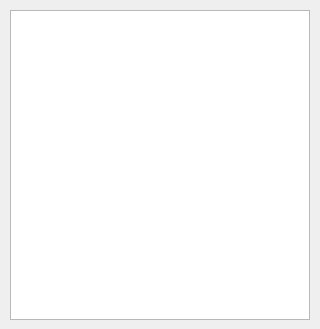
Above: Frontend/Main/UiFiles/Friends_list_window.ui from sasuke5055/Python-messenger1 before the change. Below: the same form after it.
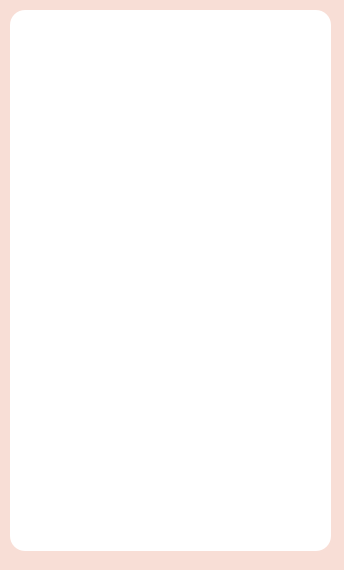
That is the form after the change.

Commit message: style: add style to all ui windows

Patch:
```diff
--- a/Frontend/Main/UiFiles/Friends_list_window.ui
+++ b/Frontend/Main/UiFiles/Friends_list_window.ui
@@ -6,21 +6,34 @@
    <rect>
     <x>0</x>
     <y>0</y>
-    <width>320</width>
-    <height>329</height>
+    <width>344</width>
+    <height>570</height>
    </rect>
   </property>
   <property name="windowTitle">
    <string>Moi znajomi</string>
   </property>
+  <property name="styleSheet">
+   <string notr="true">#MainWindow{
+background-color: rgb(248, 222, 214);
+}
+#centralwidget{
+background-color: rgb(248, 222, 214);
+}
+#listWidget_friends{
+border-radius: 15px;
+font: &quot;Routed Gothic&quot;;
+background-color:white
+}</string>
+  </property>
   <widget class="QWidget" name="centralwidget">
    <widget class="QListWidget" name="listWidget_friends">
     <property name="geometry">
      <rect>
       <x>10</x>
       <y>10</y>
-      <width>300</width>
-      <height>310</height>
+      <width>321</width>
+      <height>541</height>
      </rect>
     </property>
    </widget>
```
The commit also changes 8 other files.
